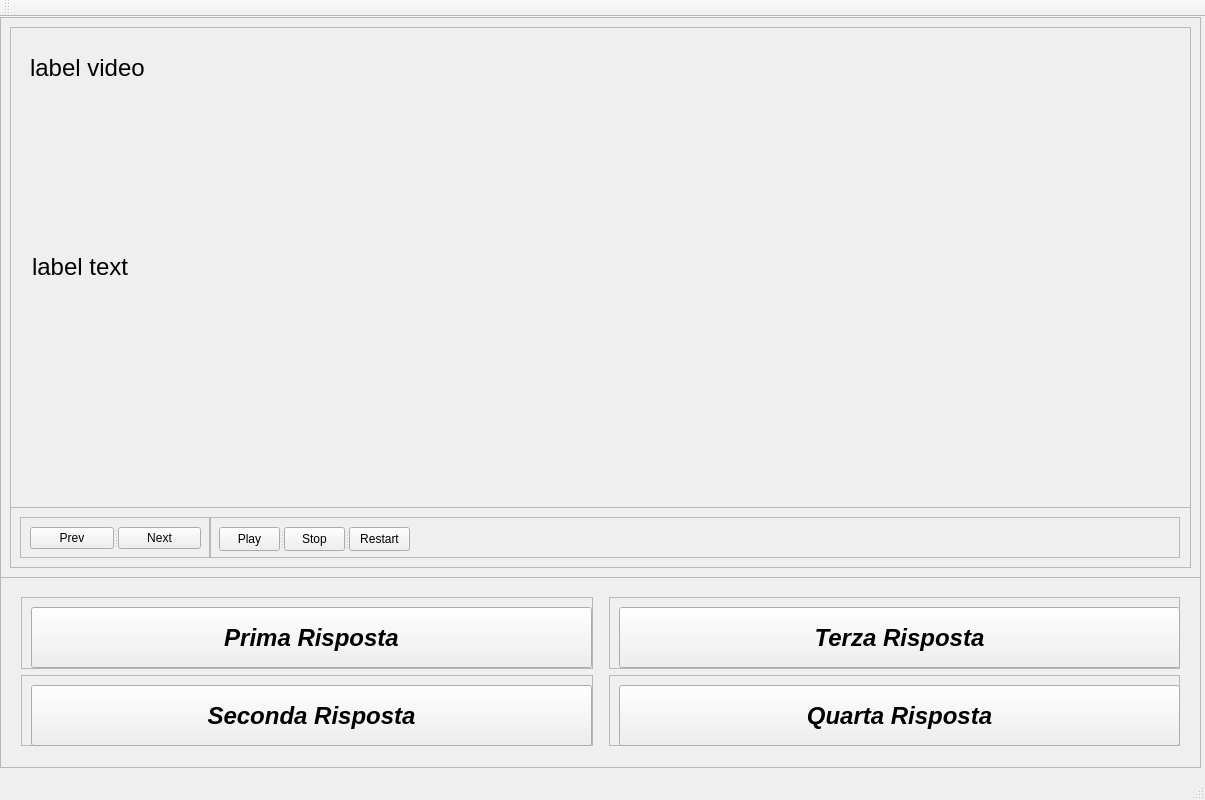
The window that cervellone.ui (AndreaCorna/cervellone) describes before a commit, drawn with Qt 5.
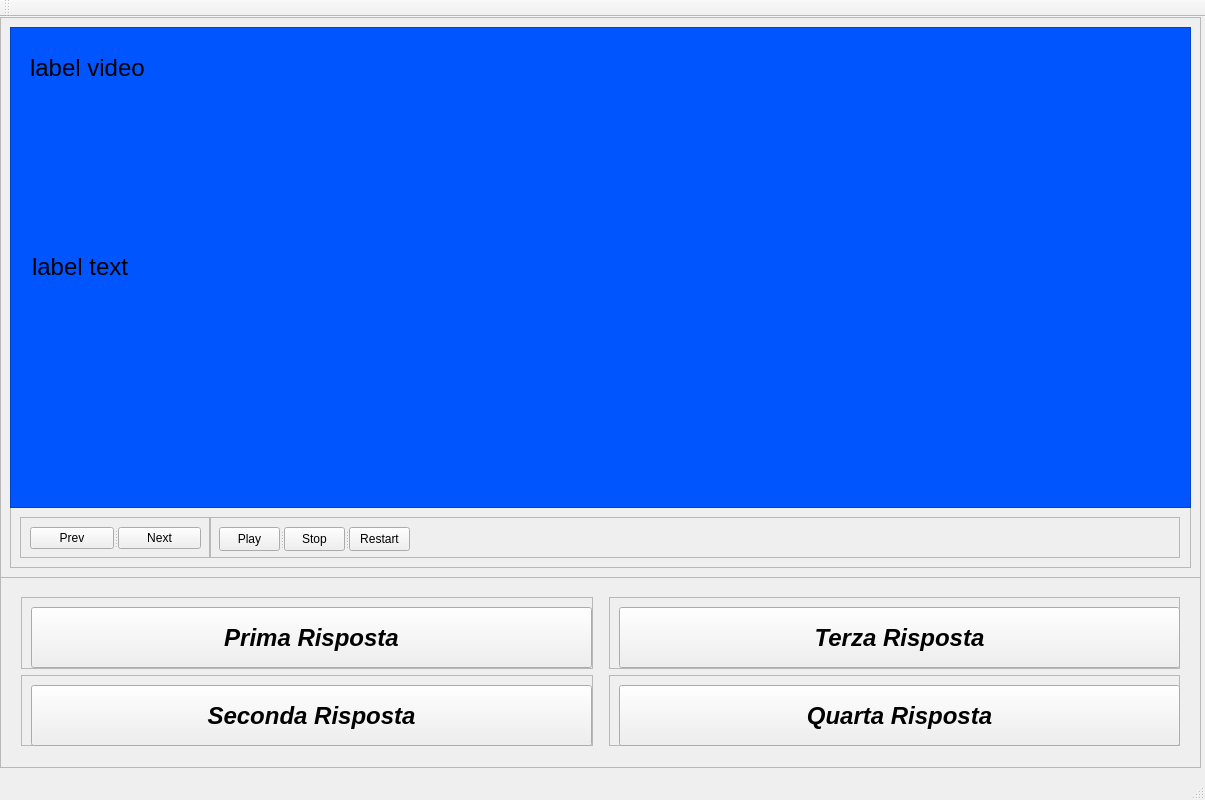
The same window after the commit. Custom widgets are drawn as their Qt base class.

Commit message: andare a capo

Patch:
```diff
--- a/cervellone.ui
+++ b/cervellone.ui
@@ -323,6 +323,424 @@
        <height>481</height>
       </rect>
      </property>
+     <property name="palette">
+      <palette>
+       <active>
+        <colorrole role="WindowText">
+         <brush brushstyle="SolidPattern">
+          <color alpha="255">
+           <red>0</red>
+           <green>0</green>
+           <blue>0</blue>
+          </color>
+         </brush>
+        </colorrole>
+        <colorrole role="Button">
+         <brush brushstyle="SolidPattern">
+          <color alpha="255">
+           <red>0</red>
+           <green>85</green>
+           <blue>255</blue>
+          </color>
+         </brush>
+        </colorrole>
+        <colorrole role="Light">
+         <brush brushstyle="SolidPattern">
+          <color alpha="255">
+           <red>127</red>
+           <green>170</green>
+           <blue>255</blue>
+          </color>
+         </brush>
+        </colorrole>
+        <colorrole role="Midlight">
+         <brush brushstyle="SolidPattern">
+          <color alpha="255">
+           <red>63</red>
+           <green>127</green>
+           <blue>255</blue>
+          </color>
+         </brush>
+        </colorrole>
+        <colorrole role="Dark">
+         <brush brushstyle="SolidPattern">
+          <color alpha="255">
+           <red>0</red>
+           <green>42</green>
+           <blue>127</blue>
+          </color>
+         </brush>
+        </colorrole>
+        <colorrole role="Mid">
+         <brush brushstyle="SolidPattern">
+          <color alpha="255">
+           <red>0</red>
+           <green>56</green>
+           <blue>170</blue>
+          </color>
+         </brush>
+        </colorrole>
+        <colorrole role="Text">
+         <brush brushstyle="SolidPattern">
+          <color alpha="255">
+           <red>0</red>
+           <green>0</green>
+           <blue>0</blue>
+          </color>
+         </brush>
+        </colorrole>
+        <colorrole role="BrightText">
+         <brush brushstyle="SolidPattern">
+          <color alpha="255">
+           <red>255</red>
+           <green>255</green>
+           <blue>255</blue>
+          </color>
+         </brush>
+        </colorrole>
+        <colorrole role="ButtonText">
+         <brush brushstyle="SolidPattern">
+          <color alpha="255">
+           <red>0</red>
+           <green>0</green>
+           <blue>0</blue>
+          </color>
+         </brush>
+        </colorrole>
+        <colorrole role="Base">
+         <brush brushstyle="SolidPattern">
+          <color alpha="255">
+           <red>255</red>
+           <green>255</green>
+           <blue>255</blue>
+          </color>
+         </brush>
+        </colorrole>
+        <colorrole role="Window">
+         <brush brushstyle="SolidPattern">
+          <color alpha="255">
+           <red>0</red>
+           <green>85</green>
+           <blue>255</blue>
+          </color>
+         </brush>
+        </colorrole>
+        <colorrole role="Shadow">
+         <brush brushstyle="SolidPattern">
+          <color alpha="255">
+           <red>0</red>
+           <green>0</green>
+           <blue>0</blue>
+          </color>
+         </brush>
+        </colorrole>
+        <colorrole role="AlternateBase">
+         <brush brushstyle="SolidPattern">
+          <color alpha="255">
+           <red>127</red>
+           <green>170</green>
+           <blue>255</blue>
+          </color>
+         </brush>
+        </colorrole>
+        <colorrole role="ToolTipBase">
+         <brush brushstyle="SolidPattern">
+          <color alpha="255">
+           <red>255</red>
+           <green>255</green>
+           <blue>220</blue>
+          </color>
+         </brush>
+        </colorrole>
+        <colorrole role="ToolTipText">
+         <brush brushstyle="SolidPattern">
+          <color alpha="255">
+           <red>0</red>
+           <green>0</green>
+           <blue>0</blue>
+          </color>
+         </brush>
+        </colorrole>
+       </active>
+       <inactive>
+        <colorrole role="WindowText">
+         <brush brushstyle="SolidPattern">
+          <color alpha="255">
+           <red>0</red>
+           <green>0</green>
+           <blue>0</blue>
+          </color>
+         </brush>
+        </colorrole>
+        <colorrole role="Button">
+         <brush brushstyle="SolidPattern">
+          <color alpha="255">
+           <red>0</red>
+           <green>85</green>
+           <blue>255</blue>
+          </color>
+         </brush>
+        </colorrole>
+        <colorrole role="Light">
+         <brush brushstyle="SolidPattern">
+          <color alpha="255">
+           <red>127</red>
+           <green>170</green>
+           <blue>255</blue>
+          </color>
+         </brush>
+        </colorrole>
+        <colorrole role="Midlight">
+         <brush brushstyle="SolidPattern">
+          <color alpha="255">
+           <red>63</red>
+           <green>127</green>
+           <blue>255</blue>
+          </color>
+         </brush>
+        </colorrole>
+        <colorrole role="Dark">
+         <brush brushstyle="SolidPattern">
+          <color alpha="255">
+           <red>0</red>
+           <green>42</green>
+           <blue>127</blue>
+          </color>
+         </brush>
+        </colorrole>
+        <colorrole role="Mid">
+         <brush brushstyle="SolidPattern">
+          <color alpha="255">
+           <red>0</red>
+           <green>56</green>
+           <blue>170</blue>
+          </color>
+         </brush>
+        </colorrole>
+        <colorrole role="Text">
+         <brush brushstyle="SolidPattern">
+          <color alpha="255">
+           <red>0</red>
+           <green>0</green>
+           <blue>0</blue>
+          </color>
+         </brush>
+        </colorrole>
+        <colorrole role="BrightText">
+         <brush brushstyle="SolidPattern">
+          <color alpha="255">
+           <red>255</red>
+           <green>255</green>
+           <blue>255</blue>
+          </color>
+         </brush>
+        </colorrole>
+        <colorrole role="ButtonText">
+         <brush brushstyle="SolidPattern">
+          <color alpha="255">
+           <red>0</red>
+           <green>0</green>
+           <blue>0</blue>
+          </color>
+         </brush>
+        </colorrole>
+        <colorrole role="Base">
+         <brush brushstyle="SolidPattern">
+          <color alpha="255">
+           <red>255</red>
+           <green>255</green>
+           <blue>255</blue>
+          </color>
+         </brush>
+        </colorrole>
+        <colorrole role="Window">
+         <brush brushstyle="SolidPattern">
+          <color alpha="255">
+           <red>0</red>
+           <green>85</green>
+           <blue>255</blue>
+          </color>
+         </brush>
+        </colorrole>
+        <colorrole role="Shadow">
+         <brush brushstyle="SolidPattern">
+          <color alpha="255">
+           <red>0</red>
+           <green>0</green>
+           <blue>0</blue>
+          </color>
+         </brush>
+        </colorrole>
+        <colorrole role="AlternateBase">
+         <brush brushstyle="SolidPattern">
+          <color alpha="255">
+           <red>127</red>
+           <green>170</green>
+           <blue>255</blue>
+          </color>
+         </brush>
+        </colorrole>
+        <colorrole role="ToolTipBase">
+         <brush brushstyle="SolidPattern">
+          <color alpha="255">
+           <red>255</red>
+           <green>255</green>
+           <blue>220</blue>
+          </color>
+         </brush>
+        </colorrole>
+        <colorrole role="ToolTipText">
+         <brush brushstyle="SolidPattern">
+          <color alpha="255">
+           <red>0</red>
+           <green>0</green>
+           <blue>0</blue>
+          </color>
+         </brush>
+        </colorrole>
+       </inactive>
+       <disabled>
+        <colorrole role="WindowText">
+         <brush brushstyle="SolidPattern">
+          <color alpha="255">
+           <red>0</red>
+           <green>42</green>
+           <blue>127</blue>
+          </color>
+         </brush>
+        </colorrole>
+        <colorrole role="Button">
+         <brush brushstyle="SolidPattern">
+          <color alpha="255">
+           <red>0</red>
+           <green>85</green>
+           <blue>255</blue>
+          </color>
+         </brush>
+        </colorrole>
+        <colorrole role="Light">
+         <brush brushstyle="SolidPattern">
+          <color alpha="255">
+           <red>127</red>
+           <green>170</green>
+           <blue>255</blue>
+          </color>
+         </brush>
+        </colorrole>
+        <colorrole role="Midlight">
+         <brush brushstyle="SolidPattern">
+          <color alpha="255">
+           <red>63</red>
+           <green>127</green>
+           <blue>255</blue>
+          </color>
+         </brush>
+        </colorrole>
+        <colorrole role="Dark">
+         <brush brushstyle="SolidPattern">
+          <color alpha="255">
+           <red>0</red>
+           <green>42</green>
+           <blue>127</blue>
+          </color>
+         </brush>
+        </colorrole>
+        <colorrole role="Mid">
+         <brush brushstyle="SolidPattern">
+          <color alpha="255">
+           <red>0</red>
+           <green>56</green>
+           <blue>170</blue>
+          </color>
+         </brush>
+        </colorrole>
+        <colorrole role="Text">
+         <brush brushstyle="SolidPattern">
+          <color alpha="255">
+           <red>0</red>
+           <green>42</green>
+           <blue>127</blue>
+          </color>
+         </brush>
+        </colorrole>
+        <colorrole role="BrightText">
+         <brush brushstyle="SolidPattern">
+          <color alpha="255">
+           <red>255</red>
+           <green>255</green>
+           <blue>255</blue>
+          </color>
+         </brush>
+        </colorrole>
+        <colorrole role="ButtonText">
+         <brush brushstyle="SolidPattern">
+          <color alpha="255">
+           <red>0</red>
+           <green>42</green>
+           <blue>127</blue>
+          </color>
+         </brush>
+        </colorrole>
+        <colorrole role="Base">
+         <brush brushstyle="SolidPattern">
+          <color alpha="255">
+           <red>0</red>
+           <green>85</green>
+           <blue>255</blue>
+          </color>
+         </brush>
+        </colorrole>
+        <colorrole role="Window">
+         <brush brushstyle="SolidPattern">
+          <color alpha="255">
+           <red>0</red>
+           <green>85</green>
+           <blue>255</blue>
+          </color>
+         </brush>
+        </colorrole>
+        <colorrole role="Shadow">
+         <brush brushstyle="SolidPattern">
+          <color alpha="255">
+           <red>0</red>
+           <green>0</green>
+           <blue>0</blue>
+          </color>
+         </brush>
+        </colorrole>
+        <colorrole role="AlternateBase">
+         <brush brushstyle="SolidPattern">
+          <color alpha="255">
+           <red>0</red>
+           <green>85</green>
+           <blue>255</blue>
+          </color>
+         </brush>
+        </colorrole>
+        <colorrole role="ToolTipBase">
+         <brush brushstyle="SolidPattern">
+          <color alpha="255">
+           <red>255</red>
+           <green>255</green>
+           <blue>220</blue>
+          </color>
+         </brush>
+        </colorrole>
+        <colorrole role="ToolTipText">
+         <brush brushstyle="SolidPattern">
+          <color alpha="255">
+           <red>0</red>
+           <green>0</green>
+           <blue>0</blue>
+          </color>
+         </brush>
+        </colorrole>
+       </disabled>
+      </palette>
+     </property>
+     <property name="autoFillBackground">
+      <bool>true</bool>
+     </property>
      <property name="frameShape">
       <enum>QFrame::StyledPanel</enum>
      </property>
@@ -361,6 +779,9 @@
       <property name="text">
        <string>label text</string>
       </property>
+      <property name="wordWrap">
+       <bool>true</bool>
+      </property>
      </widget>
      <widget class="QLabel" name="label_video">
       <property name="geometry">
@@ -379,6 +800,9 @@
       <property name="text">
        <string>label video</string>
       </property>
+      <property name="wordWrap">
+       <bool>true</bool>
+      </property>
      </widget>
      <zorder>label_text</zorder>
      <zorder>videoPlayer</zorder>
```
Left out of the diff: 6 changed lines with no effect on the pictures. The commit also changes 2 other files.
